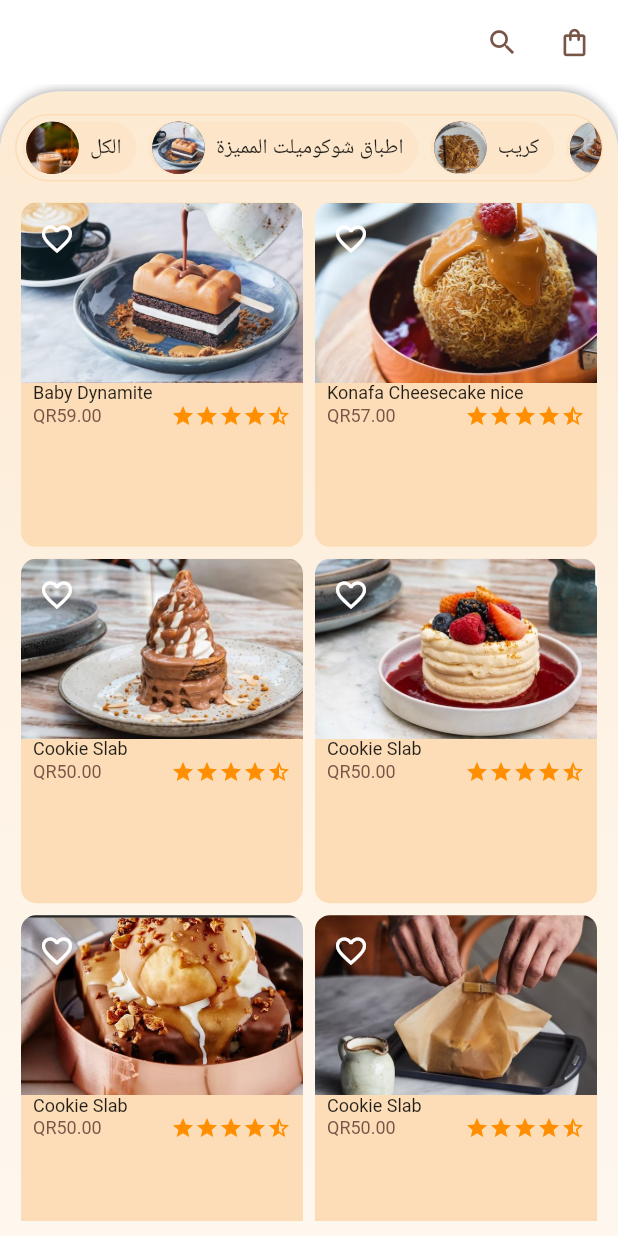
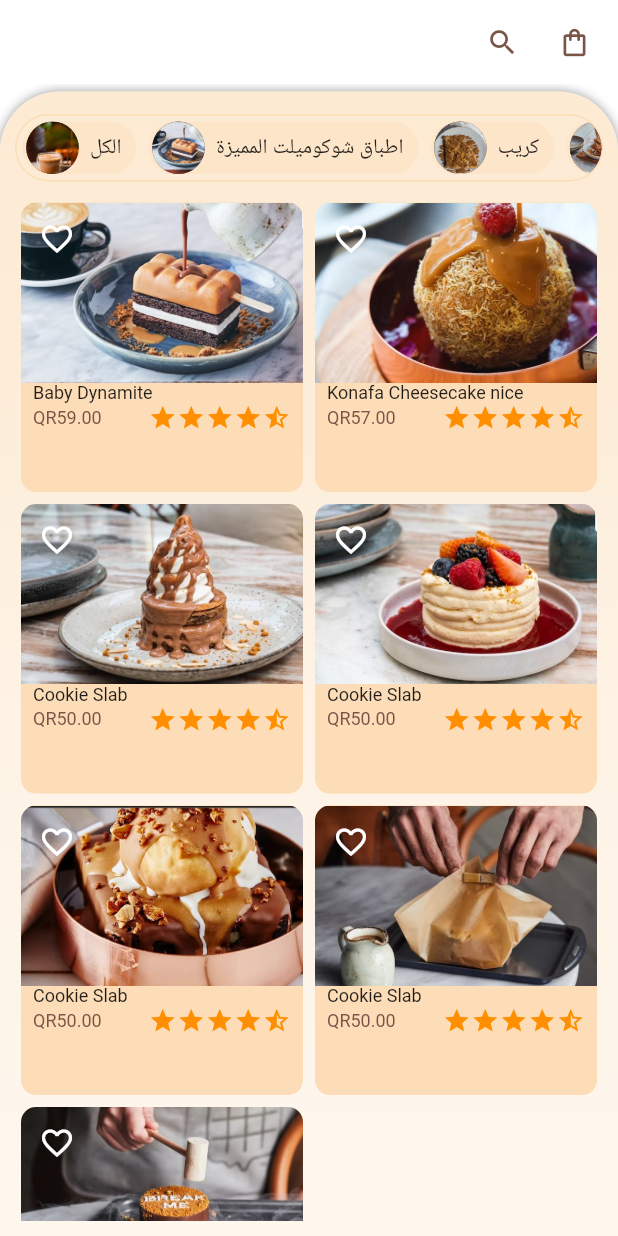
Before and after one commit to Ahamed-shareef/learn, a Flutter app: the screen it shows after launch, after a tap on "login", on a phone screen of 412 x 824 dp. Run offline on Flutter 3.47's test engine with Material 2 defaults, Android fonts, the phone set to English and light mode, and no system bars; our stand-ins replace google_fonts; missing offline and left inert: dart:ffi; Roboto replaces fonts that are missing (Cairo).

Commit message:
Refactoring + design perfection

```diff
--- /dev/null
+++ b/lib/constants/action_bars.dart
@@ -0,0 +1,18 @@
+import 'package:flutter/material.dart';
+import 'package:learn/constants/route_names.dart';
+import 'package:learn/screens/home/widgets/dishes_search.dart';
+
+List<Widget>? homeActionBar(BuildContext context) {
+  return [
+    const SizedBox(width: 5),
+    IconButton(
+      icon: const Icon(Icons.search),
+      onPressed: () => showSearch(context: context, delegate: DishesSearch()), //* Search View
+    ),
+    IconButton(
+      icon: const Icon(Icons.shopping_bag_outlined),
+      onPressed: () => Navigator.of(context).pushNamed(AppRouteNames.dishesCart),
+    ),
+    const SizedBox(width: 5),
+  ];
+}
--- a/lib/constants/route_names.dart
+++ b/lib/constants/route_names.dart
@@ -1,5 +1,5 @@
 class AppRouteNames {
-  static const String singin = "/SignInScreen";
+  static const String singIn = "/SignInScreen";
   static const String home = "/home";
   static const String dishesCart = "/dishes";
   static const String dishDetails = "/dishDetails";
--- a/lib/main.dart
+++ b/lib/main.dart
@@ -3,9 +3,9 @@ import 'package:google_fonts/google_fonts.dart';
 import 'package:learn/constants/colors.dart';
 import 'package:learn/constants/route_names.dart';
 import 'package:learn/screens/auth/sign_in_screen.dart';
+import 'package:learn/screens/cart/cart_screen.dart';
 import 'package:learn/screens/dish_details/dish_details_screen.dart';
 import 'package:learn/screens/home/home_screen.dart';
-import 'package:learn/view/DishesCart.dart';
 
 void main() => runApp(const MyApp());
 
@@ -16,28 +16,22 @@ class MyApp extends StatelessWidget {
   @override
   Widget build(BuildContext context) {
     return MaterialApp(
-//!   ThemeData appBarTheme(BuildContext context) {
-//!     final ThemeData theme = Theme.of(context);
-//!     return theme.copyWith(
-//!       primaryColor: theme.primaryColor,
-//!       primaryIconTheme: theme.primaryIconTheme,
-//!       primaryColorBrightness: theme.primaryColorBrightness,
-//!       primaryTextTheme: theme.primaryTextTheme,
-//!     );
-//!   }
       debugShowCheckedModeBanner: false,
       theme: ThemeData(
-//!     textSelectionTheme: TextSelectionThemeData(
-//!     selectionHandleColor:AppColors.primaryColor),
         primarySwatch: AppColors.primaryColor,
         primaryColor: AppColors.primaryColor,
         textTheme: GoogleFonts.cairoTextTheme(),
+        appBarTheme: const AppBarTheme(
+            backgroundColor: Colors.white,
+            foregroundColor: AppColors.primaryColor,
+            elevation: 0,
+            actionsIconTheme: IconThemeData(color: AppColors.primaryColor, size: 22)),
       ),
       home: const SignInScreen(),
       routes: {
-        AppRouteNames.singin: (context) => const SignInScreen(),
+        AppRouteNames.singIn: (context) => const SignInScreen(),
         AppRouteNames.home: (context) => const HomeScreen(),
-        AppRouteNames.dishesCart: (context) => const DishesCart(),
+        AppRouteNames.dishesCart: (context) => const CartScreen(),
         AppRouteNames.dishDetailsScreen: (context) => const DishDetailsScreen(),
       },
     );
--- a/lib/screens/auth/sign_in_screen.dart
+++ b/lib/screens/auth/sign_in_screen.dart
@@ -22,8 +22,7 @@ class SignInScreen extends StatelessWidget {
             const SizedBox(height: 20),
             Card(
               clipBehavior: Clip.antiAliasWithSaveLayer,
-              shape: RoundedRectangleBorder(
-                  borderRadius: BorderRadius.circular(20)),
+              shape: RoundedRectangleBorder(borderRadius: BorderRadius.circular(20)),
               margin: const EdgeInsets.only(left: 10, right: 10, bottom: 10),
               color: AppColors.backgroundShaded,
               child: Container(
@@ -48,33 +47,25 @@ class SignInScreen extends StatelessWidget {
                         margin: const EdgeInsets.all(10),
                         child: ElevatedButton(
                             style: ElevatedButton.styleFrom(
-                            shape: RoundedRectangleBorder(
-                                borderRadius: BorderRadius.circular(30)),
-                            primary: Colors.brown,
-                            padding: const EdgeInsets.symmetric(
-                                horizontal: 20, vertical: 10),
+                              shape: RoundedRectangleBorder(borderRadius: BorderRadius.circular(30)),
+                              backgroundColor: Colors.brown,
+                              padding: const EdgeInsets.symmetric(horizontal: 20, vertical: 10),
                             ),
-                          onPressed: () => Navigator.of(context)
-                              .pushReplacementNamed(AppRouteNames.home),
-                          child: const Text(
-                            "login",
-                            style: TextStyle(
-                                fontSize: 18, fontWeight: FontWeight.bold),
-                          )),
+                            onPressed: () => Navigator.of(context).pushReplacementNamed(AppRouteNames.home),
+                            child: const Text("login", style: TextStyle(fontSize: 18, fontWeight: FontWeight.bold))),
                       ),
                       const SizedBox(height: 50),
                       Row(
                         children: const [
-                        Text("if you don't have acout   "),
+                          Text("You don't have an account? "),
                           InkWell(
-                          child: Text("CLICK HERE",
-                              style: TextStyle(
-                                  color: AppColors.primaryColor, fontSize: 10)),
+                            child: Text("CLICK HERE", style: TextStyle(color: AppColors.primaryColor, fontSize: 10)),
                           ),
                         ],
                       )
                     ],
-                )),
+                  ),
+                ),
               ),
             )
           ],
--- a/lib/screens/home/home_screen.dart
+++ b/lib/screens/home/home_screen.dart
@@ -1,11 +1,9 @@
 import 'package:flutter/material.dart';
-import 'package:learn/constants/colors.dart';
+import 'package:learn/constants/action_bars.dart';
 import 'package:learn/models/dishes.dart';
 import 'package:learn/screens/home/widgets/categories_horizontal_view.dart';
 import 'package:learn/screens/home/widgets/dishes_grid.dart';
-import 'package:learn/screens/home/widgets/dishes_search.dart';
-
-import '../../constants/route_names.dart';
+import 'package:learn/widgets/custom_layout.dart';
 
 class HomeScreen extends StatefulWidget {
   const HomeScreen({Key? key}) : super(key: key);
@@ -18,8 +16,7 @@ class _HomeScreenState extends State<HomeScreen> {
 
   void filteringDishes(String categoryID) {
     setState(() {
-      filteredDishes =
-          dishes.where((dish) => dish.categoryID == categoryID).toList();
+      filteredDishes = dishes.where((dish) => dish.categoryID == categoryID).toList();
     });
   }
 
@@ -27,57 +24,14 @@ class _HomeScreenState extends State<HomeScreen> {
   Widget build(BuildContext context) {
     List<Dish> usedDishes = filteredDishes.isNotEmpty ? filteredDishes : dishes;
 
-    BorderRadius sheetBorderRadius = const BorderRadius.only(
-      topLeft: Radius.circular(40),
-      topRight: Radius.circular(40),
-    );
-
     return Scaffold(
       backgroundColor: Colors.white,
       appBar: AppBar(
-        backgroundColor: Colors.white,
-        foregroundColor: AppColors.primaryColor,
-        elevation: 0,
-        actions: [
-          const SizedBox(width: 5),
-          IconButton(
-            icon: const Icon(Icons.search, size: 22),
-            onPressed: () => showSearch(
-                context: context, delegate: DishesSearch()), //* Search View
-          ),
-          IconButton(
-            icon: const Icon(Icons.shopping_bag_outlined, size: 22),
-            onPressed: () =>
-                Navigator.of(context).pushNamed(AppRouteNames.dishesCart),
-          ),
-          const SizedBox(width: 5),
-        ],
+        actions: homeActionBar(context),
       ),
-      body: Container(
-        margin: const EdgeInsets.only(top: 5),
-        decoration: BoxDecoration(
-          color: Colors.white,
-          boxShadow: const [
-            BoxShadow(color: Colors.grey, blurRadius: 5, offset: Offset(0, 0))
-          ],
-          borderRadius: sheetBorderRadius,
-        ),
-        child: Container(
+      body: CustomLayout(
+        child: Padding(
           padding: const EdgeInsets.only(top: 15),
-          decoration: BoxDecoration(
-            borderRadius: sheetBorderRadius,
-            gradient: LinearGradient(
-              begin: Alignment.topCenter,
-              end: Alignment.bottomCenter,
-              colors: [
-                AppColors.background.withOpacity(0.8),
-                AppColors.background.withOpacity(0.7),
-                AppColors.background.withOpacity(0.5),
-                AppColors.background.withOpacity(0.4),
-                AppColors.background.withOpacity(0.3),
-              ],
-            ),
-          ),
           child: Column(
             children: [
               //* List view to present categories
--- a/lib/screens/home/widgets/dish_card.dart
+++ b/lib/screens/home/widgets/dish_card.dart
@@ -1,6 +1,7 @@
 import 'package:flutter/material.dart';
 import 'package:learn/constants/colors.dart';
 import 'package:learn/models/dishes.dart';
+import 'package:learn/widgets/rating_bar.dart';
 
 import '../../../constants/route_names.dart';
 
@@ -21,20 +22,16 @@ class _DishesCardState extends State<DishesCard> {
       elevation: 0,
       clipBehavior: Clip.antiAliasWithSaveLayer,
       color: AppColors.backgroundShaded,
-      shape: RoundedRectangleBorder(
-          borderRadius:
-              BorderRadius.circular(10)), // alignment: Alignment.center,
+      shape: RoundedRectangleBorder(borderRadius: BorderRadius.circular(10)), // alignment: Alignment.center,
       child: Stack(
         children: [
           GestureDetector(
             onTap: () {
-              Navigator.of(context).pushNamed(AppRouteNames.dishDetailsScreen,
-                  arguments: widget.dish.toMap() as dynamic);
+              Navigator.of(context).pushNamed(AppRouteNames.dishDetailsScreen, arguments: widget.dish.toMap() as dynamic);
             },
             child: Column(
               children: [
-                Image.asset(widget.dish.image,
-                    width: double.infinity, height: 120, fit: BoxFit.cover),
+                Image.asset(widget.dish.image, width: double.infinity, height: 120, fit: BoxFit.cover),
                 Padding(
                   padding: const EdgeInsets.symmetric(horizontal: 8),
                   child: Column(
@@ -51,24 +48,9 @@ class _DishesCardState extends State<DishesCard> {
                         children: [
                           Text(
                             widget.dish.price,
-                            style: const TextStyle(
-                                color: AppColors.primaryColor, fontSize: 12),
+                            style: const TextStyle(color: AppColors.primaryColor, fontSize: 12),
                           ),
-                          Row(
-                            children: [
-                              Icon(Icons.star,
-                                  size: 16, color: Colors.amber.shade800),
-                              Icon(Icons.star,
-                                  size: 16, color: Colors.amber.shade800),
-                              Icon(Icons.star,
-                                  size: 16, color: Colors.amber.shade800),
-                              Icon(Icons.star,
-                                  size: 16, color: Colors.amber.shade800),
-                              Icon(Icons.star_half,
-                                  size: 16, color: Colors.amber.shade800),
-                            ],
-                          )
-                          // const Text("4.5", style: TextStyle(color: AppColors.primaryColor, height: 2)),
+                          const RatingBar(),
                         ],
                       )
                     ],
--- a/lib/screens/home/widgets/dishes_grid.dart
+++ b/lib/screens/home/widgets/dishes_grid.dart
@@ -23,7 +23,7 @@ class DishesGrid extends StatelessWidget {
           physics: const BouncingScrollPhysics(),
           gridDelegate: SliverGridDelegateWithMaxCrossAxisExtent(
             maxCrossAxisExtent: cardWidth,
-            childAspectRatio: cardWidth / size.height * 3.3,
+            childAspectRatio: cardWidth / size.height * 3.9,
           ),
           itemCount: dishes.length,
           itemBuilder: (context, index) => DishesCard(dish: dishes[index]),
--- /dev/null
+++ b/lib/widgets/custom_layout.dart
@@ -0,0 +1,39 @@
+import 'package:flutter/material.dart';
+import 'package:learn/constants/colors.dart';
+import 'package:learn/constants/styles.dart';
+
+class CustomLayout extends StatelessWidget {
+  final Widget child;
+
+  const CustomLayout({super.key, required this.child});
+
+  @override
+  Widget build(BuildContext context) {
+    return Container(
+      margin: const EdgeInsets.only(top: 5),
+      decoration: BoxDecoration(
+        color: Colors.white,
+        boxShadow: const [BoxShadow(color: Colors.grey, blurRadius: 5, offset: Offset(0, 0))],
+        borderRadius: kSheetBorderRadius,
+      ),
+      child: Container(
+        // padding: const EdgeInsets.only(top: 15),
+        decoration: BoxDecoration(
+          borderRadius: kSheetBorderRadius,
+          gradient: LinearGradient(
+            begin: Alignment.topCenter,
+            end: Alignment.bottomCenter,
+            colors: [
+              AppColors.background.withOpacity(0.8),
+              AppColors.background.withOpacity(0.7),
+              AppColors.background.withOpacity(0.5),
+              AppColors.background.withOpacity(0.4),
+              AppColors.background.withOpacity(0.3),
+            ],
+          ),
+        ),
+        child: child,
+      ),
+    );
+  }
+}
--- /dev/null
+++ b/lib/widgets/rating_bar.dart
@@ -0,0 +1,18 @@
+import 'package:flutter/material.dart';
+
+class RatingBar extends StatelessWidget {
+  const RatingBar({Key? key}) : super(key: key);
+
+  @override
+  Widget build(BuildContext context) {
+    return Row(
+      children: [
+        Icon(Icons.star, size: 19, color: Colors.amber.shade800),
+        Icon(Icons.star, size: 19, color: Colors.amber.shade800),
+        Icon(Icons.star, size: 19, color: Colors.amber.shade800),
+        Icon(Icons.star, size: 19, color: Colors.amber.shade800),
+        Icon(Icons.star_half, size: 19, color: Colors.amber.shade800),
+      ],
+    );
+  }
+}
```
Also changed, not shown: lib/constants/styles.dart (added, +14 -0 lines), lib/screens/cart/cart_screen.dart (added, +93 -0 lines), lib/screens/cart/cart_screen_bcp.dart (renamed from lib/view/DishesCart.dart, +7 -15 lines), lib/screens/dish_details/dish_details_screen copy.dart (added, +223 -0 lines), lib/screens/dish_details/dish_details_screen.dart (+48 -110 lines), pubspec.lock. Lines whose indentation alone changed are shown as unchanged.
